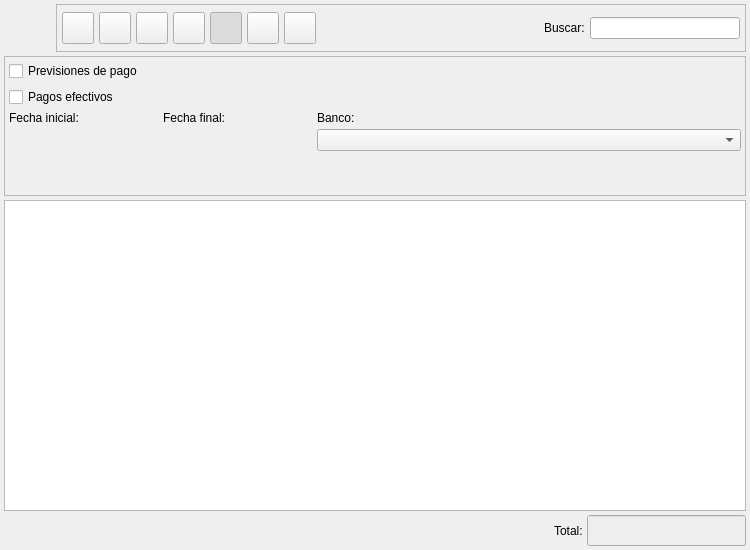
Old version of the form bulmages/bulmafact/plugins/pluginbf_proveedorpago/pagoslistbase.ui in the repository eboladev/Bulmages-1.
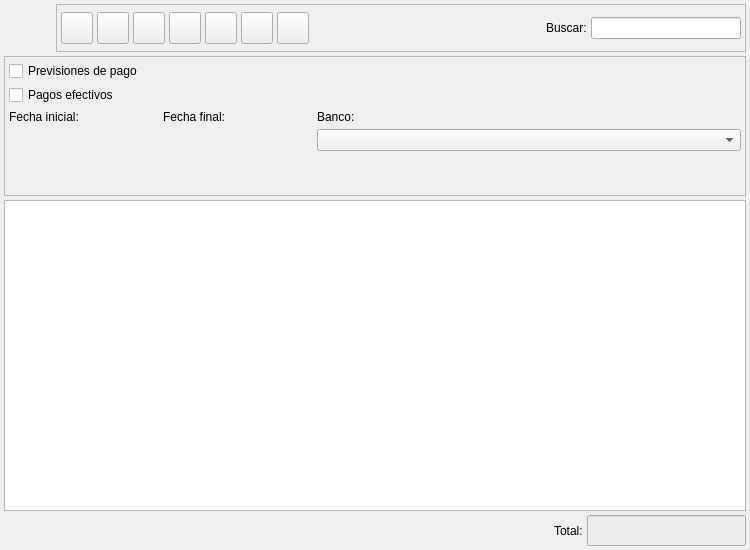
New version of the form. Icons and pictures are not drawn. Custom widgets are drawn as their Qt base class.

```diff
--- a/bulmages/bulmafact/plugins/pluginbf_proveedorpago/pagoslistbase.ui
+++ b/bulmages/bulmafact/plugins/pluginbf_proveedorpago/pagoslistbase.ui
@@ -68,7 +68,7 @@
       <item row="0" column="0" colspan="3">
        <layout class="QHBoxLayout">
         <property name="spacing">
-         <number>6</number>
+         <number>4</number>
         </property>
         <property name="margin">
          <number>0</number>
@@ -76,7 +76,7 @@
         <item>
          <layout class="QVBoxLayout">
           <property name="spacing">
-           <number>6</number>
+           <number>4</number>
           </property>
           <property name="margin">
            <number>0</number>
@@ -245,10 +245,10 @@
        </property>
        <layout class="QHBoxLayout">
         <property name="spacing">
-         <number>5</number>
+         <number>4</number>
         </property>
         <property name="margin">
-         <number>5</number>
+         <number>4</number>
         </property>
         <item>
          <widget class="QToolButton" name="mui_crear">
@@ -427,7 +427,7 @@
            <bool>true</bool>
           </property>
           <property name="checked">
-           <bool>true</bool>
+           <bool>false</bool>
           </property>
          </widget>
         </item>
```
